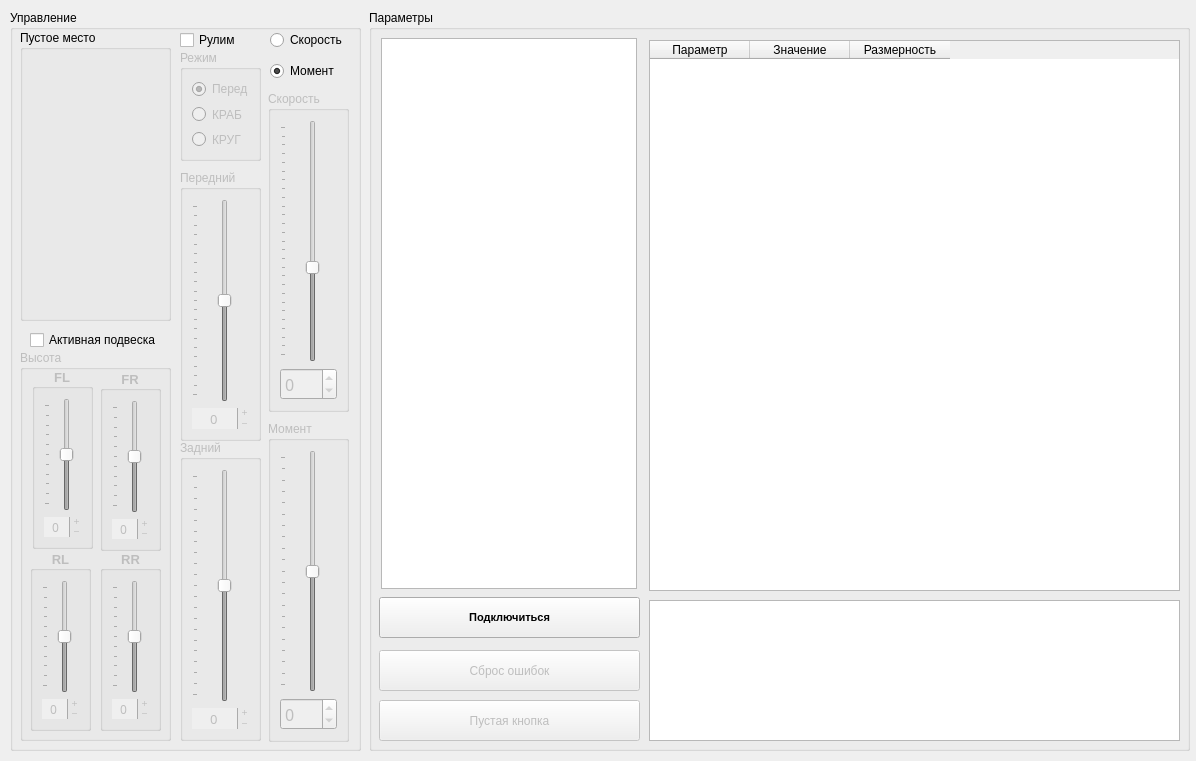
Above: VMU_monitor_v1.ui from hochu-leto/EVIS before the change. Below: the same form after it.
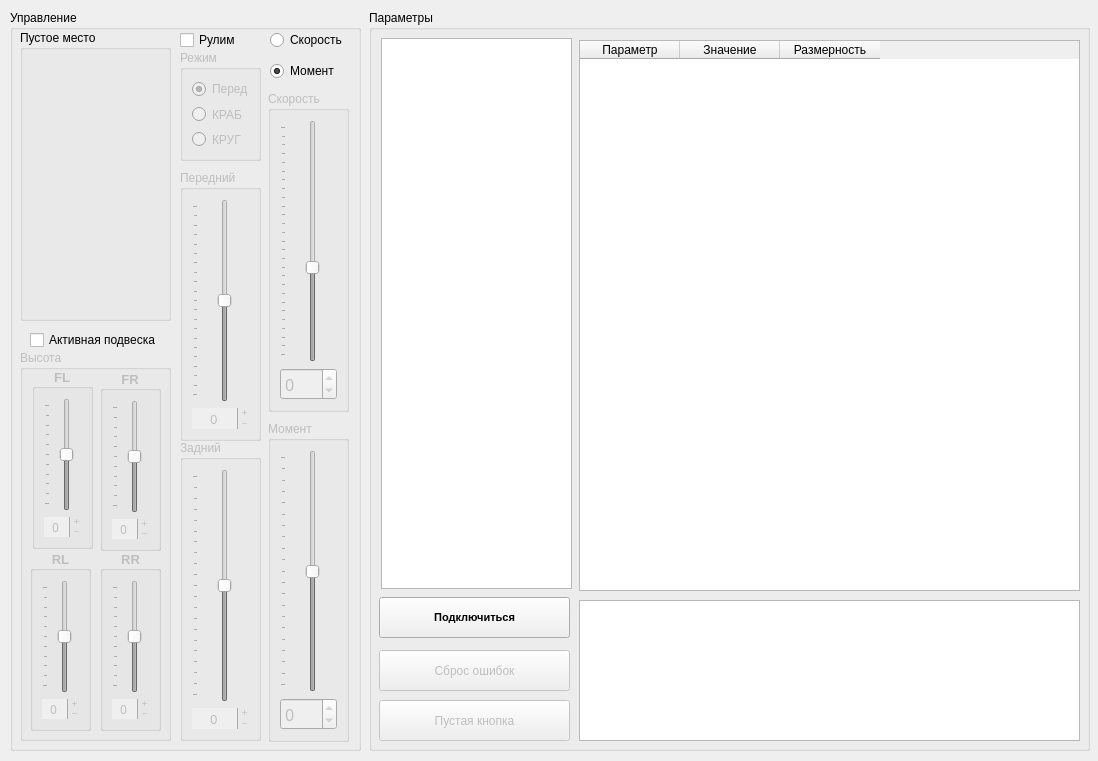
That is the form after the change.

```diff
--- a/VMU_monitor_v1.ui
+++ b/VMU_monitor_v1.ui
@@ -6,7 +6,7 @@
    <rect>
     <x>0</x>
     <y>0</y>
-    <width>1196</width>
+    <width>1098</width>
     <height>761</height>
    </rect>
   </property>
@@ -31,7 +31,7 @@
      <rect>
       <x>369</x>
       <y>10</y>
-      <width>821</width>
+      <width>721</width>
       <height>741</height>
      </rect>
     </property>
@@ -41,9 +41,9 @@
     <widget class="QTextBrowser" name="errors_browser">
      <property name="geometry">
       <rect>
-       <x>280</x>
+       <x>210</x>
        <y>590</y>
-       <width>531</width>
+       <width>501</width>
        <height>141</height>
       </rect>
      </property>
@@ -56,7 +56,7 @@
       <rect>
        <x>10</x>
        <y>640</y>
-       <width>261</width>
+       <width>191</width>
        <height>41</height>
       </rect>
      </property>
@@ -69,7 +69,7 @@
       <rect>
        <x>10</x>
        <y>587</y>
-       <width>261</width>
+       <width>191</width>
        <height>41</height>
       </rect>
      </property>
@@ -105,9 +105,9 @@
     <widget class="QTableWidget" name="vmu_param_table">
      <property name="geometry">
       <rect>
-       <x>280</x>
+       <x>210</x>
        <y>30</y>
-       <width>531</width>
+       <width>501</width>
        <height>551</height>
       </rect>
      </property>
@@ -132,7 +132,7 @@
       <rect>
        <x>12</x>
        <y>28</y>
-       <width>256</width>
+       <width>191</width>
        <height>551</height>
       </rect>
      </property>
@@ -145,7 +145,7 @@
       <rect>
        <x>10</x>
        <y>690</y>
-       <width>261</width>
+       <width>191</width>
        <height>41</height>
       </rect>
      </property>
```
